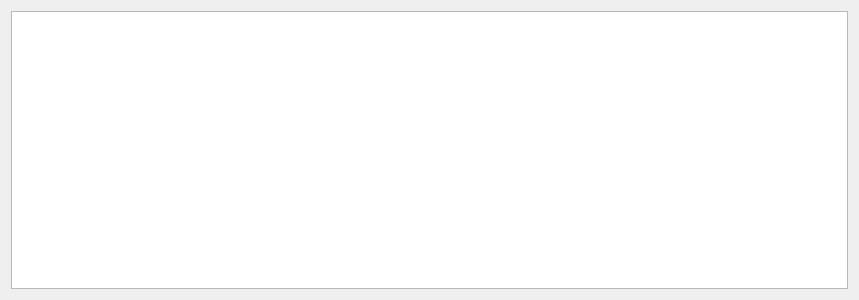
Old version of the form Qt/InstaDam/app/blankFrame.ui in the repository Vedhus/InstaDam.
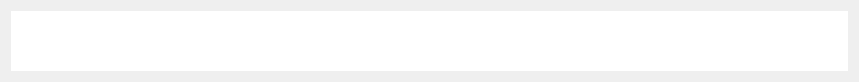
New version of the form.

Patch:
```diff
--- a/Qt/InstaDam/app/blankFrame.ui
+++ b/Qt/InstaDam/app/blankFrame.ui
@@ -7,7 +7,7 @@
     <x>0</x>
     <y>0</y>
     <width>859</width>
-    <height>300</height>
+    <height>78</height>
    </rect>
   </property>
   <property name="sizePolicy">
@@ -19,7 +19,13 @@
   <property name="minimumSize">
    <size>
     <width>859</width>
-    <height>152</height>
+    <height>0</height>
+   </size>
+  </property>
+  <property name="maximumSize">
+   <size>
+    <width>16777215</width>
+    <height>78</height>
    </size>
   </property>
   <property name="windowTitle">
@@ -34,6 +40,12 @@
        <verstretch>0</verstretch>
       </sizepolicy>
      </property>
+     <property name="maximumSize">
+      <size>
+       <width>16777215</width>
+       <height>60</height>
+      </size>
+     </property>
      <property name="frameShape">
       <enum>QFrame::NoFrame</enum>
      </property>
@@ -60,7 +72,26 @@
        <number>0</number>
       </property>
       <item>
-       <widget class="QPlainTextEdit" name="blankText"/>
+       <widget class="QPlainTextEdit" name="blankText">
+        <property name="maximumSize">
+         <size>
+          <width>16777215</width>
+          <height>60</height>
+         </size>
+        </property>
+        <property name="frameShape">
+         <enum>QFrame::NoFrame</enum>
+        </property>
+        <property name="frameShadow">
+         <enum>QFrame::Plain</enum>
+        </property>
+        <property name="lineWidth">
+         <number>0</number>
+        </property>
+        <property name="lineWrapMode">
+         <enum>QPlainTextEdit::WidgetWidth</enum>
+        </property>
+       </widget>
       </item>
      </layout>
     </widget>
```
